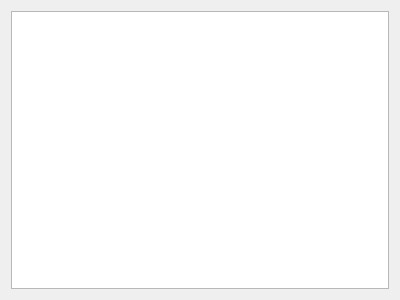
BioComputingUP/ring-pymol, file correlated.ui: the form before one commit.
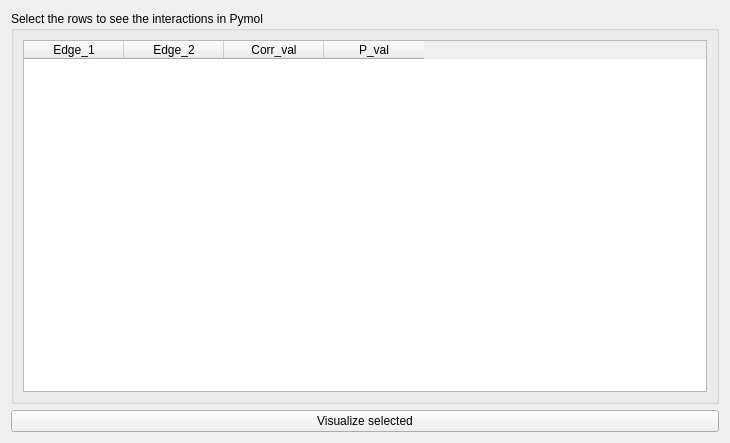
The form after the commit.

Commit message: Added tables and modifications to meet requirements

```diff
--- a/correlated.ui
+++ b/correlated.ui
@@ -2,21 +2,115 @@
 <ui version="4.0">
  <class>Form</class>
  <widget class="QWidget" name="Form">
-  <property name="geometry">
-   <rect>
-    <x>0</x>
-    <y>0</y>
-    <width>400</width>
-    <height>300</height>
-   </rect>
-  </property>
-  <property name="windowTitle">
-   <string>Correlations list</string>
-  </property>
-  <layout class="QVBoxLayout" name="verticalLayout">
-   <item>
-    <widget class="QListWidget" name="correlated_list"/>
-   </item>
+     <property name="geometry">
+         <rect>
+             <x>0</x>
+             <y>0</y>
+             <width>730</width>
+             <height>443</height>
+         </rect>
+     </property>
+     <property name="sizePolicy">
+         <sizepolicy hsizetype="Minimum" vsizetype="Minimum">
+             <horstretch>0</horstretch>
+             <verstretch>0</verstretch>
+         </sizepolicy>
+     </property>
+     <property name="minimumSize">
+         <size>
+             <width>730</width>
+             <height>400</height>
+         </size>
+     </property>
+     <property name="windowTitle">
+         <string>Interaction based analysis</string>
+     </property>
+     <layout class="QVBoxLayout" name="verticalLayout">
+         <property name="sizeConstraint">
+             <enum>QLayout::SetDefaultConstraint</enum>
+         </property>
+         <item>
+             <widget class="QGroupBox" name="groupBox">
+                 <property name="title">
+                     <string>Select the rows to see the interactions in Pymol</string>
+                 </property>
+                 <layout class="QVBoxLayout" name="verticalLayout_2">
+                     <item>
+                         <widget class="QTableWidget" name="corrTable">
+                             <property name="sizePolicy">
+                                 <sizepolicy hsizetype="Minimum" vsizetype="Minimum">
+                                     <horstretch>0</horstretch>
+                                     <verstretch>0</verstretch>
+                                 </sizepolicy>
+                             </property>
+                             <property name="styleSheet">
+                                 <string notr="true">QTableWidget::item:selected{ background-color: rgb(140, 167, 183);
+                                     color: white; }
+                                 </string>
+                             </property>
+                             <property name="editTriggers">
+                                 <set>QAbstractItemView::NoEditTriggers</set>
+                             </property>
+                             <property name="selectionBehavior">
+                                 <enum>QAbstractItemView::SelectRows</enum>
+                             </property>
+                             <property name="showGrid">
+                                 <bool>false</bool>
+                             </property>
+                             <property name="sortingEnabled">
+                                 <bool>true</bool>
+                             </property>
+                             <property name="cornerButtonEnabled">
+                                 <bool>false</bool>
+                             </property>
+                             <column>
+                                 <property name="text">
+                                     <string>Edge_1</string>
+                                 </property>
+                             </column>
+                             <column>
+                                 <property name="text">
+                                     <string>Edge_2</string>
+                                 </property>
+                             </column>
+                             <column>
+                                 <property name="text">
+                                     <string>Corr_val</string>
+                                 </property>
+                             </column>
+                             <column>
+                                 <property name="text">
+                                     <string>P_val</string>
+                                 </property>
+                             </column>
+                         </widget>
+                     </item>
+                 </layout>
+             </widget>
+         </item>
+         <item>
+             <layout class="QHBoxLayout" name="horizontalLayout">
+                 <property name="sizeConstraint">
+                     <enum>QLayout::SetMinimumSize</enum>
+                 </property>
+                 <item>
+                     <widget class="QPushButton" name="show_corr">
+                         <property name="sizePolicy">
+                             <sizepolicy hsizetype="Preferred" vsizetype="Fixed">
+                                 <horstretch>0</horstretch>
+                                 <verstretch>0</verstretch>
+                             </sizepolicy>
+                         </property>
+                         <property name="text">
+                             <string>Visualize selected</string>
+                         </property>
+                         <property name="autoDefault">
+                             <bool>false</bool>
+                         </property>
+                     </widget>
+                 </item>
+             </layout>
+         </item>
   </layout>
  </widget>
  <resources/>
```
The commit also changes 4 other files.
